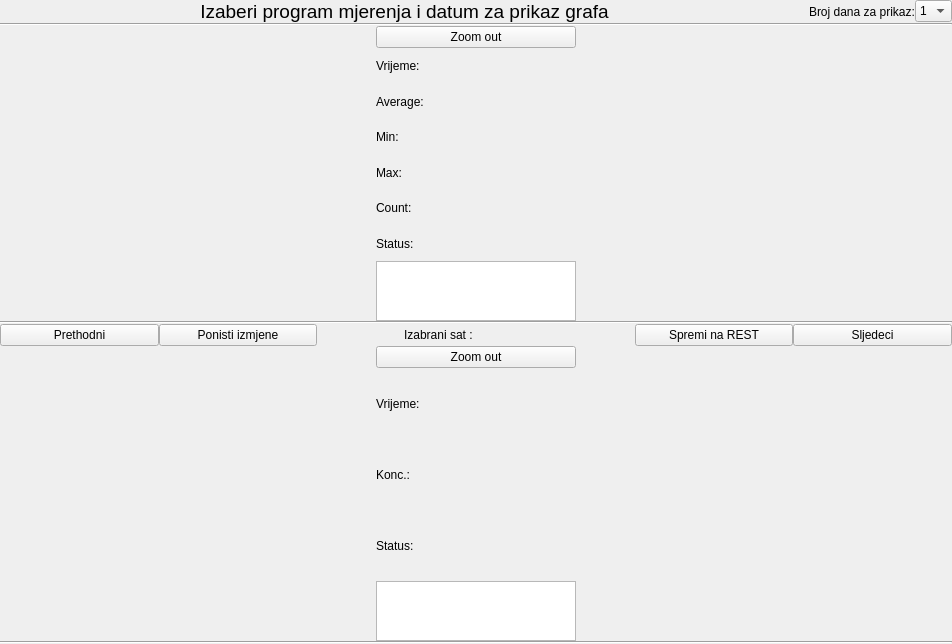
kluksa/kontrola-podataka, file app/view/ui_files/konc_graf_panel.ui: the form before one commit.
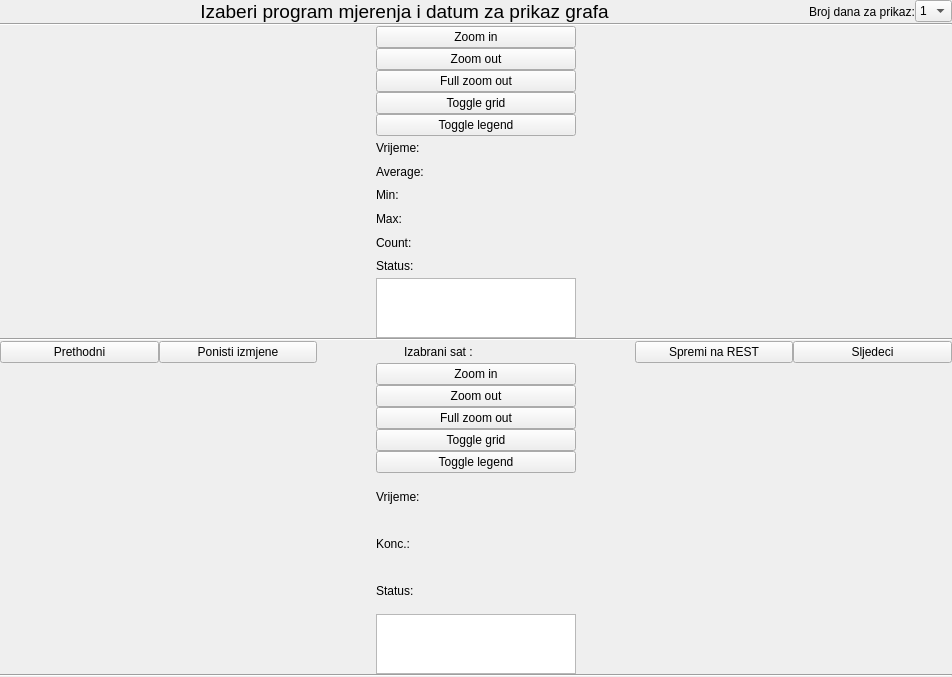
The form after the commit.

What changed in the file:
```diff
--- a/app/view/ui_files/konc_graf_panel.ui
+++ b/app/view/ui_files/konc_graf_panel.ui
@@ -7,7 +7,7 @@
     <x>0</x>
     <y>0</y>
     <width>952</width>
-    <height>644</height>
+    <height>677</height>
    </rect>
   </property>
   <property name="sizePolicy">
@@ -111,6 +111,13 @@
        <property name="sizeConstraint">
         <enum>QLayout::SetFixedSize</enum>
        </property>
+       <item>
+        <widget class="QPushButton" name="zoomInSatni">
+         <property name="text">
+          <string>Zoom in</string>
+         </property>
+        </widget>
+       </item>
        <item>
         <widget class="QPushButton" name="zoomOutSatni">
          <property name="sizePolicy">
@@ -130,6 +137,33 @@
          </property>
         </widget>
        </item>
+       <item>
+        <widget class="QPushButton" name="zoomOutSatniFull">
+         <property name="text">
+          <string>Full zoom out</string>
+         </property>
+        </widget>
+       </item>
+       <item>
+        <widget class="QPushButton" name="toggleGridSatni">
+         <property name="text">
+          <string>Toggle grid</string>
+         </property>
+         <property name="checkable">
+          <bool>true</bool>
+         </property>
+        </widget>
+       </item>
+       <item>
+        <widget class="QPushButton" name="toggleLegendSatni">
+         <property name="text">
+          <string>Toggle legend</string>
+         </property>
+         <property name="checkable">
+          <bool>true</bool>
+         </property>
+        </widget>
+       </item>
        <item>
         <layout class="QGridLayout" name="gridLayout_3">
          <property name="sizeConstraint">
@@ -451,6 +485,13 @@
     <layout class="QHBoxLayout" name="horizontalLayout_7">
      <item>
       <layout class="QVBoxLayout" name="verticalLayout_2">
+       <item>
+        <widget class="QPushButton" name="zoomInMinutni">
+         <property name="text">
+          <string>Zoom in</string>
+         </property>
+        </widget>
+       </item>
        <item>
         <widget class="QPushButton" name="zoomOutMinutni">
          <property name="sizePolicy">
@@ -482,6 +523,33 @@
          </property>
         </widget>
        </item>
+       <item>
+        <widget class="QPushButton" name="zoomOutMinutniFull">
+         <property name="text">
+          <string>Full zoom out</string>
+         </property>
+        </widget>
+       </item>
+       <item>
+        <widget class="QPushButton" name="toggleGridMinutni">
+         <property name="text">
+          <string>Toggle grid</string>
+         </property>
+         <property name="checkable">
+          <bool>true</bool>
+         </property>
+        </widget>
+       </item>
+       <item>
+        <widget class="QPushButton" name="toggleLegendMinutni">
+         <property name="text">
+          <string>Toggle legend</string>
+         </property>
+         <property name="checkable">
+          <bool>true</bool>
+         </property>
+        </widget>
+       </item>
        <item>
         <layout class="QGridLayout" name="gridLayout">
          <property name="topMargin">
```
